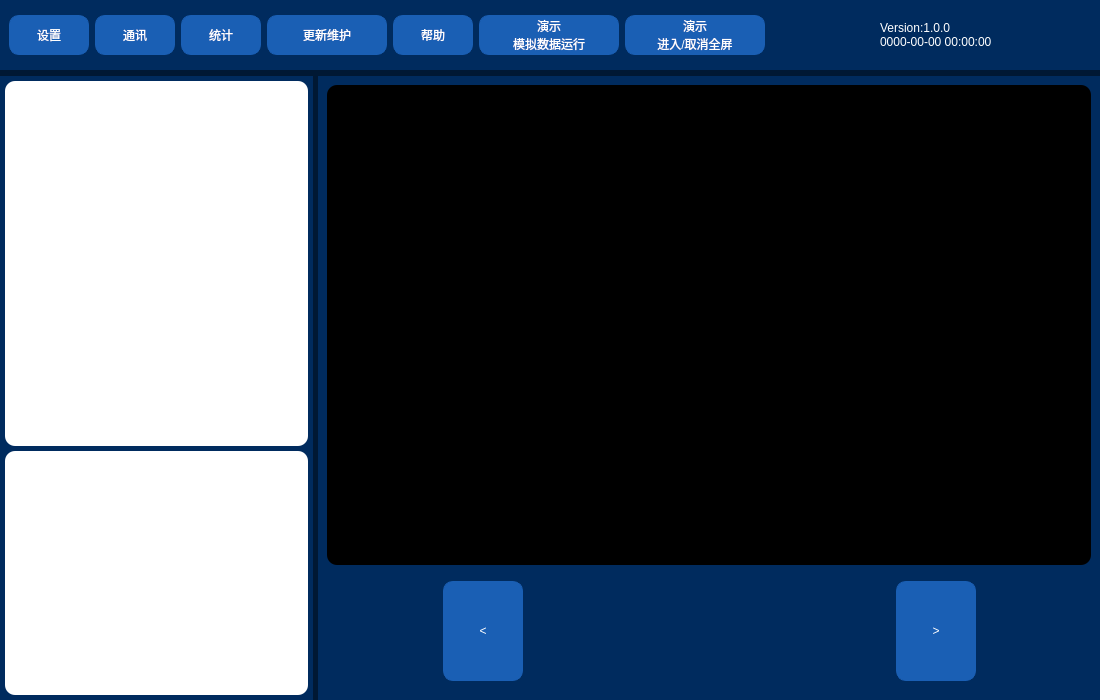
The window that dialog.ui (Zyun-Eureka/industrial_PJ) describes before a commit, drawn with Qt 5.
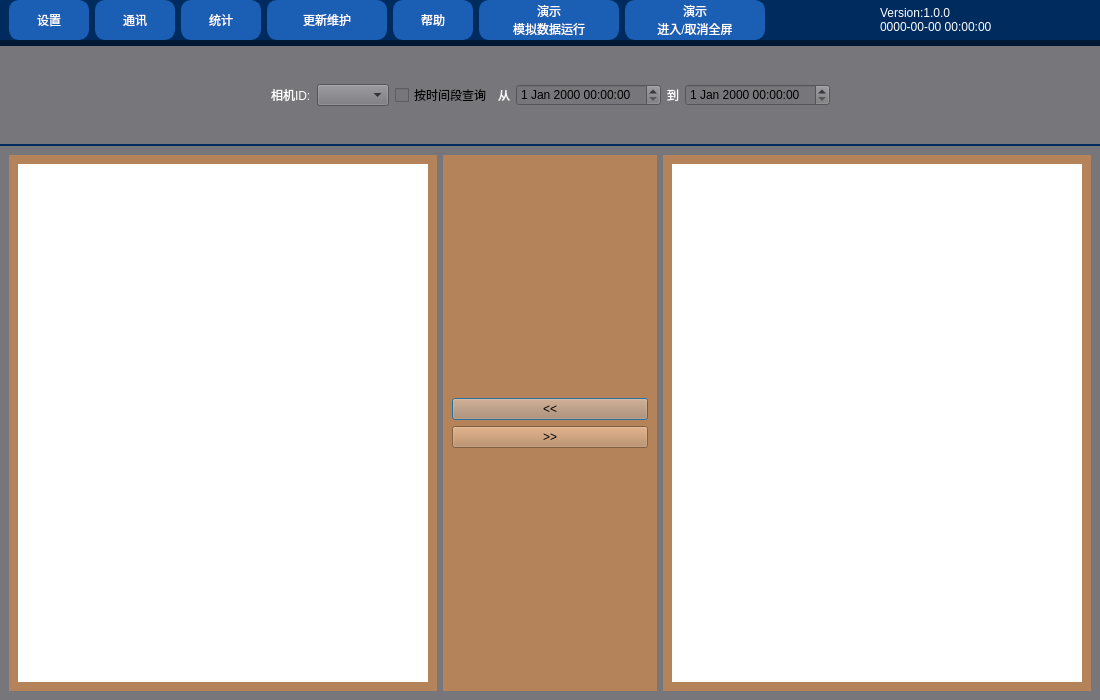
The same window after the commit. The open tabs and pages were chosen to show the change. Icons and pictures are not drawn.

```diff
--- a/dialog.ui
+++ b/dialog.ui
@@ -36,10 +36,7 @@
 font: 700 14pt &quot;Microsoft YaHei&quot;;
 }</string>
   </property>
-  <layout class="QVBoxLayout" name="verticalLayout" stretch="1,0">
-   <property name="spacing">
-    <number>6</number>
-   </property>
+  <layout class="QGridLayout" name="gridLayout_5">
    <property name="leftMargin">
     <number>0</number>
    </property>
@@ -52,355 +49,7 @@
    <property name="bottomMargin">
     <number>0</number>
    </property>
-   <item>
-    <widget class="QFrame" name="top">
-     <property name="maximumSize">
-      <size>
-       <width>16777215</width>
-       <height>70</height>
-      </size>
-     </property>
-     <property name="styleSheet">
-      <string notr="true"/>
-     </property>
-     <property name="frameShape">
-      <enum>QFrame::StyledPanel</enum>
-     </property>
-     <property name="frameShadow">
-      <enum>QFrame::Raised</enum>
-     </property>
-     <layout class="QHBoxLayout" name="horizontalLayout" stretch="6,4">
-      <property name="spacing">
-       <number>0</number>
-      </property>
-      <property name="leftMargin">
-       <number>0</number>
-      </property>
-      <property name="topMargin">
-       <number>0</number>
-      </property>
-      <property name="rightMargin">
-       <number>0</number>
-      </property>
-      <property name="bottomMargin">
-       <number>0</number>
-      </property>
-      <item>
-       <widget class="QFrame" name="button_area">
-        <property name="styleSheet">
-         <string notr="true">QPushButton{
-border:1px solid;
-border-radius:10px;
-border-color:rgb(26, 95, 180);
-background-color: rgb(26, 95, 180);
-color: rgb(255, 255, 255);
-}
-QPushButton::hover{
-border:3px solid;
-border-color:rgb(0, 30, 110);
-}
-</string>
-        </property>
-        <property name="frameShape">
-         <enum>QFrame::StyledPanel</enum>
-        </property>
-        <property name="frameShadow">
-         <enum>QFrame::Raised</enum>
-        </property>
-        <layout class="QHBoxLayout" name="horizontalLayout_3">
-         <property name="topMargin">
-          <number>0</number>
-         </property>
-         <property name="bottomMargin">
-          <number>0</number>
-         </property>
-         <item>
-          <widget class="QPushButton" name="setting_bt">
-           <property name="minimumSize">
-            <size>
-             <width>80</width>
-             <height>40</height>
-            </size>
-           </property>
-           <property name="maximumSize">
-            <size>
-             <width>80</width>
-             <height>40</height>
-            </size>
-           </property>
-           <property name="styleSheet">
-            <string notr="true"/>
-           </property>
-           <property name="text">
-            <string>设置</string>
-           </property>
-           <property name="checkable">
-            <bool>true</bool>
-           </property>
-          </widget>
-         </item>
-         <item>
-          <widget class="QPushButton" name="pushButton_2">
-           <property name="minimumSize">
-            <size>
-             <width>80</width>
-             <height>40</height>
-            </size>
-           </property>
-           <property name="maximumSize">
-            <size>
-             <width>80</width>
-             <height>40</height>
-            </size>
-           </property>
-           <property name="styleSheet">
-            <string notr="true"/>
-           </property>
-           <property name="text">
-            <string>通讯</string>
-           </property>
-           <property name="checkable">
-            <bool>true</bool>
-           </property>
-          </widget>
-         </item>
-         <item>
-          <widget class="QPushButton" name="pushButton_3">
-           <property name="minimumSize">
-            <size>
-             <width>80</width>
-             <height>40</height>
-            </size>
-           </property>
-           <property name="maximumSize">
-            <size>
-             <width>80</width>
-             <height>40</height>
-            </size>
-           </property>
-           <property name="styleSheet">
-            <string notr="true"/>
-           </property>
-           <property name="text">
-            <string>统计</string>
-           </property>
-           <property name="checkable">
-            <bool>true</bool>
-           </property>
-          </widget>
-         </item>
-         <item>
-          <widget class="QPushButton" name="update_bt">
-           <property name="minimumSize">
-            <size>
-             <width>120</width>
-             <height>40</height>
-            </size>
-           </property>
-           <property name="maximumSize">
-            <size>
-             <width>120</width>
-             <height>40</height>
-            </size>
-           </property>
-           <property name="styleSheet">
-            <string notr="true"/>
-           </property>
-           <property name="text">
-            <string>更新维护</string>
-           </property>
-           <property name="checkable">
-            <bool>true</bool>
-           </property>
-          </widget>
-         </item>
-         <item>
-          <widget class="QPushButton" name="pushButton_5">
-           <property name="minimumSize">
-            <size>
-             <width>80</width>
-             <height>40</height>
-            </size>
-           </property>
-           <property name="maximumSize">
-            <size>
-             <width>80</width>
-             <height>40</height>
-            </size>
-           </property>
-           <property name="styleSheet">
-            <string notr="true"/>
-           </property>
-           <property name="text">
-            <string>帮助</string>
-           </property>
-           <property name="checkable">
-            <bool>true</bool>
-           </property>
-          </widget>
-         </item>
-         <item>
-          <widget class="QPushButton" name="pushButton">
-           <property name="enabled">
-            <bool>false</bool>
-           </property>
-           <property name="minimumSize">
-            <size>
-             <width>140</width>
-             <height>40</height>
-            </size>
-           </property>
-           <property name="text">
-            <string>演示
-模拟数据运行</string>
-           </property>
-          </widget>
-         </item>
-         <item>
-          <widget class="QPushButton" name="full">
-           <property name="minimumSize">
-            <size>
-             <width>140</width>
-             <height>40</height>
-            </size>
-           </property>
-           <property name="styleSheet">
-            <string notr="true"/>
-           </property>
-           <property name="text">
-            <string>演示
-进入/取消全屏</string>
-           </property>
-           <property name="checkable">
-            <bool>true</bool>
-           </property>
-          </widget>
-         </item>
-         <item>
-          <spacer name="horizontalSpacer">
-           <property name="orientation">
-            <enum>Qt::Horizontal</enum>
-           </property>
-           <property name="sizeHint" stdset="0">
-            <size>
-             <width>40</width>
-             <height>20</height>
-            </size>
-           </property>
-          </spacer>
-         </item>
-        </layout>
-       </widget>
-      </item>
-      <item>
-       <widget class="QFrame" name="frame_4">
-        <property name="styleSheet">
-         <string notr="true"/>
-        </property>
-        <property name="frameShape">
-         <enum>QFrame::StyledPanel</enum>
-        </property>
-        <property name="frameShadow">
-         <enum>QFrame::Raised</enum>
-        </property>
-        <layout class="QGridLayout" name="gridLayout_4">
-         <property name="leftMargin">
-          <number>0</number>
-         </property>
-         <property name="topMargin">
-          <number>0</number>
-         </property>
-         <property name="rightMargin">
-          <number>0</number>
-         </property>
-         <property name="bottomMargin">
-          <number>0</number>
-         </property>
-         <property name="spacing">
-          <number>0</number>
-         </property>
-         <item row="0" column="0">
-          <layout class="QHBoxLayout" name="horizontalLayout_4">
-           <property name="spacing">
-            <number>10</number>
-           </property>
-           <item>
-            <spacer name="horizontalSpacer_2">
-             <property name="orientation">
-              <enum>Qt::Horizontal</enum>
-             </property>
-             <property name="sizeHint" stdset="0">
-              <size>
-               <width>40</width>
-               <height>20</height>
-              </size>
-             </property>
-            </spacer>
-           </item>
-           <item>
-            <widget class="QLabel" name="label_2">
-             <property name="minimumSize">
-              <size>
-               <width>45</width>
-               <height>0</height>
-              </size>
-             </property>
-             <property name="maximumSize">
-              <size>
-               <width>45</width>
-               <height>45</height>
-              </size>
-             </property>
-             <property name="styleSheet">
-              <string notr="true">image: url(:/SVG/network-on.svg);</string>
-             </property>
-             <property name="text">
-              <string/>
-             </property>
-            </widget>
-           </item>
-           <item>
-            <layout class="QVBoxLayout" name="verticalLayout_3">
-             <property name="spacing">
-              <number>0</number>
-             </property>
-             <item>
-              <widget class="QLabel" name="label">
-               <property name="text">
-                <string>Version:1.0.0</string>
-               </property>
-               <property name="alignment">
-                <set>Qt::AlignBottom|Qt::AlignLeading|Qt::AlignLeft</set>
-               </property>
-              </widget>
-             </item>
-             <item>
-              <widget class="QLabel" name="Date">
-               <property name="minimumSize">
-                <size>
-                 <width>220</width>
-                 <height>0</height>
-                </size>
-               </property>
-               <property name="text">
-                <string>0000-00-00 00:00:00</string>
-               </property>
-               <property name="alignment">
-                <set>Qt::AlignLeading|Qt::AlignLeft|Qt::AlignTop</set>
-               </property>
-              </widget>
-             </item>
-            </layout>
-           </item>
-          </layout>
-         </item>
-        </layout>
-       </widget>
-      </item>
-     </layout>
-    </widget>
-   </item>
-   <item>
+   <item row="1" column="0">
     <widget class="QStackedWidget" name="main_area">
      <property name="styleSheet">
       <string notr="true">#main_area{
@@ -809,7 +458,7 @@
 	background-color: rgba(191, 64, 64, 0);
 }</string>
       </property>
-      <layout class="QHBoxLayout" name="horizontalLayout_8" stretch="6,15">
+      <layout class="QHBoxLayout" name="horizontalLayout_8" stretch="6">
        <property name="spacing">
         <number>5</number>
        </property>
@@ -829,7 +478,7 @@
         <widget class="QFrame" name="frame">
          <property name="maximumSize">
           <size>
-           <width>400</width>
+           <width>16777215</width>
            <height>16777215</height>
           </size>
          </property>
@@ -842,190 +491,34 @@
          <property name="frameShadow">
           <enum>QFrame::Raised</enum>
          </property>
-         <layout class="QVBoxLayout" name="verticalLayout_5" stretch="6,4">
+         <layout class="QVBoxLayout" name="verticalLayout" stretch="3,17">
           <property name="spacing">
-           <number>5</number>
+           <number>2</number>
           </property>
           <property name="leftMargin">
-           <number>5</number>
+           <number>0</number>
           </property>
           <property name="topMargin">
-           <number>5</number>
+           <number>0</number>
           </property>
           <property name="rightMargin">
-           <number>5</number>
+           <number>0</number>
           </property>
           <property name="bottomMargin">
-           <number>5</number>
+           <number>0</number>
           </property>
           <item>
-           <widget class="QTreeView" name="up_tree">
+           <widget class="QFrame" name="frame_2">
             <property name="styleSheet">
-             <string notr="true">background-color: rgb(255, 255, 255);
-border:0px solid;
-border-radius:10px ;</string>
+             <string notr="true">background-color: rgb(119, 118, 123);</string>
             </property>
-           </widget>
-          </item>
-          <item>
-           <widget class="QListView" name="up_list">
-            <property name="styleSheet">
-             <string notr="true">background-color: rgb(255, 255, 255);
-border:0px solid;
-border-radius:10px ;</string>
-            </property>
-           </widget>
-          </item>
-         </layout>
-        </widget>
-       </item>
-       <item>
-        <widget class="QFrame" name="update_main">
-         <property name="frameShape">
-          <enum>QFrame::StyledPanel</enum>
-         </property>
-         <property name="frameShadow">
-          <enum>QFrame::Raised</enum>
-         </property>
-         <layout class="QVBoxLayout" name="verticalLayout_6" stretch="8,2">
-          <item>
-           <widget class="QFrame" name="up_img">
-            <property name="styleSheet">
-             <string notr="true">background-color: rgb(0, 0, 0);
-border:0px solid;
-border-radius:10px ;</string>
-            </property>
             <property name="frameShape">
              <enum>QFrame::StyledPanel</enum>
             </property>
             <property name="frameShadow">
              <enum>QFrame::Raised</enum>
             </property>
-           </widget>
-          </item>
-          <item>
-           <widget class="QFrame" name="up_bta">
-            <property name="maximumSize">
-             <size>
-              <width>16777215</width>
-              <height>200</height>
-             </size>
-            </property>
-            <property name="styleSheet">
-             <string notr="true">QPushButton{
-border:1px solid;
-border-radius:10px;
-border-color:rgb(26, 95, 180);
-background-color: rgb(26, 95, 180);
-color: rgb(255, 255, 255);
-}
-QPushButton::hover{
-border:3px solid;
-border-color:rgb(0, 30, 110);
-}
-</string>
-            </property>
-            <property name="frameShape">
-             <enum>QFrame::StyledPanel</enum>
-            </property>
-            <property name="frameShadow">
-             <enum>QFrame::Raised</enum>
-            </property>
-            <layout class="QHBoxLayout" name="horizontalLayout_9">
-             <property name="spacing">
-              <number>4</number>
-             </property>
-             <property name="leftMargin">
-              <number>0</number>
-             </property>
-             <property name="topMargin">
-              <number>10</number>
-             </property>
-             <property name="rightMargin">
-              <number>0</number>
-             </property>
-             <property name="bottomMargin">
-              <number>10</number>
-             </property>
-             <item>
-              <spacer name="horizontalSpacer_6">
-               <property name="orientation">
-                <enum>Qt::Horizontal</enum>
-               </property>
-               <property name="sizeHint" stdset="0">
-                <size>
-                 <width>40</width>
-                 <height>20</height>
-                </size>
-               </property>
-              </spacer>
-             </item>
-             <item>
-              <widget class="QPushButton" name="up">
-               <property name="minimumSize">
-                <size>
-                 <width>80</width>
-                 <height>100</height>
-                </size>
-               </property>
-               <property name="maximumSize">
-                <size>
-                 <width>16777215</width>
-                 <height>200</height>
-                </size>
-               </property>
-               <property name="text">
-                <string>&lt;</string>
-               </property>
-              </widget>
-             </item>
-             <item>
-              <widget class="QWidget" name="up_ok_area" native="true">
-               <property name="minimumSize">
-                <size>
-                 <width>181</width>
-                 <height>0</height>
-                </size>
-               </property>
-               <property name="styleSheet">
-                <string notr="true">border:0px solid;
-border-radius:10px ;</string>
-               </property>
-              </widget>
-             </item>
-             <item>
-              <widget class="QWidget" name="up_ng_area" native="true">
-               <property name="minimumSize">
-                <size>
-                 <width>180</width>
-                 <height>0</height>
-                </size>
-               </property>
-               <property name="styleSheet">
-                <string notr="true">border:0px solid;
-border-radius:10px ;</string>
-               </property>
-              </widget>
-             </item>
-             <item>
-              <widget class="QPushButton" name="next">
-               <property name="minimumSize">
-                <size>
-                 <width>80</width>
-                 <height>100</height>
-                </size>
-               </property>
-               <property name="maximumSize">
-                <size>
-                 <width>16777215</width>
-                 <height>200</height>
-                </size>
-               </property>
-               <property name="text">
-                <string>&gt;</string>
-               </property>
-              </widget>
-             </item>
+            <layout class="QHBoxLayout" name="horizontalLayout_10">
              <item>
               <spacer name="horizontalSpacer_5">
                <property name="orientation">
@@ -1039,6 +532,196 @@
                </property>
               </spacer>
              </item>
+             <item>
+              <widget class="QLabel" name="label_4">
+               <property name="text">
+                <string>相机ID:</string>
+               </property>
+              </widget>
+             </item>
+             <item>
+              <widget class="QComboBox" name="up_camBox"/>
+             </item>
+             <item>
+              <widget class="QCheckBox" name="up_DateQ">
+               <property name="text">
+                <string>按时间段查询</string>
+               </property>
+              </widget>
+             </item>
+             <item>
+              <widget class="QLabel" name="label_5">
+               <property name="text">
+                <string>从</string>
+               </property>
+              </widget>
+             </item>
+             <item>
+              <widget class="QDateTimeEdit" name="up_startDate"/>
+             </item>
+             <item>
+              <widget class="QLabel" name="label_6">
+               <property name="text">
+                <string>到</string>
+               </property>
+              </widget>
+             </item>
+             <item>
+              <widget class="QDateTimeEdit" name="up_endDate"/>
+             </item>
+             <item>
+              <spacer name="horizontalSpacer_6">
+               <property name="orientation">
+                <enum>Qt::Horizontal</enum>
+               </property>
+               <property name="sizeHint" stdset="0">
+                <size>
+                 <width>40</width>
+                 <height>20</height>
+                </size>
+               </property>
+              </spacer>
+             </item>
+            </layout>
+           </widget>
+          </item>
+          <item>
+           <widget class="QFrame" name="frame_3">
+            <property name="styleSheet">
+             <string notr="true">background-color: rgb(119, 118, 123);</string>
+            </property>
+            <property name="frameShape">
+             <enum>QFrame::StyledPanel</enum>
+            </property>
+            <property name="frameShadow">
+             <enum>QFrame::Raised</enum>
+            </property>
+            <layout class="QHBoxLayout" name="horizontalLayout_9" stretch="4,2,4">
+             <item>
+              <widget class="QFrame" name="frame_5">
+               <property name="styleSheet">
+                <string notr="true">background-color: rgb(181, 131, 90);</string>
+               </property>
+               <property name="frameShape">
+                <enum>QFrame::StyledPanel</enum>
+               </property>
+               <property name="frameShadow">
+                <enum>QFrame::Raised</enum>
+               </property>
+               <layout class="QGridLayout" name="gridLayout_7">
+                <item row="0" column="0">
+                 <widget class="QScrollArea" name="ok_scroll">
+                  <property name="styleSheet">
+                   <string notr="true">background-color: rgb(255, 255, 255);</string>
+                  </property>
+                  <property name="widgetResizable">
+                   <bool>true</bool>
+                  </property>
+                  <widget class="QWidget" name="up_oklist">
+                   <property name="geometry">
+                    <rect>
+                     <x>0</x>
+                     <y>0</y>
+                     <width>410</width>
+                     <height>501</height>
+                    </rect>
+                   </property>
+                  </widget>
+                 </widget>
+                </item>
+               </layout>
+              </widget>
+             </item>
+             <item>
+              <widget class="QFrame" name="frame_7">
+               <property name="styleSheet">
+                <string notr="true">background-color: rgb(181, 131, 90);</string>
+               </property>
+               <property name="frameShape">
+                <enum>QFrame::StyledPanel</enum>
+               </property>
+               <property name="frameShadow">
+                <enum>QFrame::Raised</enum>
+               </property>
+               <layout class="QVBoxLayout" name="verticalLayout_5">
+                <item>
+                 <spacer name="verticalSpacer">
+                  <property name="orientation">
+                   <enum>Qt::Vertical</enum>
+                  </property>
+                  <property name="sizeHint" stdset="0">
+                   <size>
+                    <width>20</width>
+                    <height>40</height>
+                   </size>
+                  </property>
+                 </spacer>
+                </item>
+                <item>
+                 <widget class="QPushButton" name="up_img_tol">
+                  <property name="text">
+                   <string>&lt;&lt;</string>
+                  </property>
+                 </widget>
+                </item>
+                <item>
+                 <widget class="QPushButton" name="up_img_tor">
+                  <property name="text">
+                   <string>&gt;&gt;</string>
+                  </property>
+                 </widget>
+                </item>
+                <item>
+                 <spacer name="verticalSpacer_2">
+                  <property name="orientation">
+                   <enum>Qt::Vertical</enum>
+                  </property>
+                  <property name="sizeHint" stdset="0">
+                   <size>
+                    <width>20</width>
+                    <height>40</height>
+                   </size>
+                  </property>
+                 </spacer>
+                </item>
+               </layout>
+              </widget>
+             </item>
+             <item>
+              <widget class="QFrame" name="frame_6">
+               <property name="styleSheet">
+                <string notr="true">background-color: rgb(181, 131, 90);</string>
+               </property>
+               <property name="frameShape">
+                <enum>QFrame::StyledPanel</enum>
+               </property>
+               <property name="frameShadow">
+                <enum>QFrame::Raised</enum>
+               </property>
+               <layout class="QGridLayout" name="gridLayout_6">
+                <item row="0" column="0">
+                 <widget class="QScrollArea" name="ng_scroll">
+                  <property name="styleSheet">
+                   <string notr="true">background-color: rgb(255, 255, 255);</string>
+                  </property>
+                  <property name="widgetResizable">
+                   <bool>true</bool>
+                  </property>
+                  <widget class="QWidget" name="up_nglist">
+                   <property name="geometry">
+                    <rect>
+                     <x>0</x>
+                     <y>0</y>
+                     <width>410</width>
+                     <height>501</height>
+                    </rect>
+                   </property>
+                  </widget>
+                 </widget>
+                </item>
+               </layout>
+              </widget>
+             </item>
             </layout>
            </widget>
           </item>
@@ -1049,6 +732,354 @@
      </widget>
     </widget>
    </item>
+   <item row="0" column="0">
+    <widget class="QFrame" name="top">
+     <property name="maximumSize">
+      <size>
+       <width>16777215</width>
+       <height>70</height>
+      </size>
+     </property>
+     <property name="styleSheet">
+      <string notr="true"/>
+     </property>
+     <property name="frameShape">
+      <enum>QFrame::StyledPanel</enum>
+     </property>
+     <property name="frameShadow">
+      <enum>QFrame::Raised</enum>
+     </property>
+     <layout class="QHBoxLayout" name="horizontalLayout" stretch="6,4">
+      <property name="spacing">
+       <number>0</number>
+      </property>
+      <property name="leftMargin">
+       <number>0</number>
+      </property>
+      <property name="topMargin">
+       <number>0</number>
+      </property>
+      <property name="rightMargin">
+       <number>0</number>
+      </property>
+      <property name="bottomMargin">
+       <number>0</number>
+      </property>
+      <item>
+       <widget class="QFrame" name="button_area">
+        <property name="styleSheet">
+         <string notr="true">QPushButton{
+border:1px solid;
+border-radius:10px;
+border-color:rgb(26, 95, 180);
+background-color: rgb(26, 95, 180);
+color: rgb(255, 255, 255);
+}
+QPushButton::hover{
+border:3px solid;
+border-color:rgb(0, 30, 110);
+}
+</string>
+        </property>
+        <property name="frameShape">
+         <enum>QFrame::StyledPanel</enum>
+        </property>
+        <property name="frameShadow">
+         <enum>QFrame::Raised</enum>
+        </property>
+        <layout class="QHBoxLayout" name="horizontalLayout_3">
+         <property name="topMargin">
+          <number>0</number>
+         </property>
+         <property name="bottomMargin">
+          <number>0</number>
+         </property>
+         <item>
+          <widget class="QPushButton" name="setting_bt">
+           <property name="minimumSize">
+            <size>
+             <width>80</width>
+             <height>40</height>
+            </size>
+           </property>
+           <property name="maximumSize">
+            <size>
+             <width>80</width>
+             <height>40</height>
+            </size>
+           </property>
+           <property name="styleSheet">
+            <string notr="true"/>
+           </property>
+           <property name="text">
+            <string>设置</string>
+           </property>
+           <property name="checkable">
+            <bool>true</bool>
+           </property>
+          </widget>
+         </item>
+         <item>
+          <widget class="QPushButton" name="pushButton_2">
+           <property name="minimumSize">
+            <size>
+             <width>80</width>
+             <height>40</height>
+            </size>
+           </property>
+           <property name="maximumSize">
+            <size>
+             <width>80</width>
+             <height>40</height>
+            </size>
+           </property>
+           <property name="styleSheet">
+            <string notr="true"/>
+           </property>
+           <property name="text">
+            <string>通讯</string>
+           </property>
+           <property name="checkable">
+            <bool>true</bool>
+           </property>
+          </widget>
+         </item>
+         <item>
+          <widget class="QPushButton" name="pushButton_3">
+           <property name="minimumSize">
+            <size>
+             <width>80</width>
+             <height>40</height>
+            </size>
+           </property>
+           <property name="maximumSize">
+            <size>
+             <width>80</width>
+             <height>40</height>
+            </size>
+           </property>
+           <property name="styleSheet">
+            <string notr="true"/>
+           </property>
+           <property name="text">
+            <string>统计</string>
+           </property>
+           <property name="checkable">
+            <bool>true</bool>
+           </property>
+          </widget>
+         </item>
+         <item>
+          <widget class="QPushButton" name="update_bt">
+           <property name="minimumSize">
+            <size>
+             <width>120</width>
+             <height>40</height>
+            </size>
+           </property>
+           <property name="maximumSize">
+            <size>
+             <width>120</width>
+             <height>40</height>
+            </size>
+           </property>
+           <property name="styleSheet">
+            <string notr="true"/>
+           </property>
+           <property name="text">
+            <string>更新维护</string>
+           </property>
+           <property name="checkable">
+            <bool>true</bool>
+           </property>
+          </widget>
+         </item>
+         <item>
+          <widget class="QPushButton" name="pushButton_5">
+           <property name="minimumSize">
+            <size>
+             <width>80</width>
+             <height>40</height>
+            </size>
+           </property>
+           <property name="maximumSize">
+            <size>
+             <width>80</width>
+             <height>40</height>
+            </size>
+           </property>
+           <property name="styleSheet">
+            <string notr="true"/>
+           </property>
+           <property name="text">
+            <string>帮助</string>
+           </property>
+           <property name="checkable">
+            <bool>true</bool>
+           </property>
+          </widget>
+         </item>
+         <item>
+          <widget class="QPushButton" name="pushButton">
+           <property name="enabled">
+            <bool>false</bool>
+           </property>
+           <property name="minimumSize">
+            <size>
+             <width>140</width>
+             <height>40</height>
+            </size>
+           </property>
+           <property name="text">
+            <string>演示
+模拟数据运行</string>
+           </property>
+          </widget>
+         </item>
+         <item>
+          <widget class="QPushButton" name="full">
+           <property name="minimumSize">
+            <size>
+             <width>140</width>
+             <height>40</height>
+            </size>
+           </property>
+           <property name="styleSheet">
+            <string notr="true"/>
+           </property>
+           <property name="text">
+            <string>演示
+进入/取消全屏</string>
+           </property>
+           <property name="checkable">
+            <bool>true</bool>
+           </property>
+          </widget>
+         </item>
+         <item>
+          <spacer name="horizontalSpacer">
+           <property name="orientation">
+            <enum>Qt::Horizontal</enum>
+           </property>
+           <property name="sizeHint" stdset="0">
+            <size>
+             <width>40</width>
+             <height>20</height>
+            </size>
+           </property>
+          </spacer>
+         </item>
+        </layout>
+       </widget>
+      </item>
+      <item>
+       <widget class="QFrame" name="frame_4">
+        <property name="styleSheet">
+         <string notr="true"/>
+        </property>
+        <property name="frameShape">
+         <enum>QFrame::StyledPanel</enum>
+        </property>
+        <property name="frameShadow">
+         <enum>QFrame::Raised</enum>
+        </property>
+        <layout class="QGridLayout" name="gridLayout_4">
+         <property name="leftMargin">
+          <number>0</number>
+         </property>
+         <property name="topMargin">
+          <number>0</number>
+         </property>
+         <property name="rightMargin">
+          <number>0</number>
+         </property>
+         <property name="bottomMargin">
+          <number>0</number>
+         </property>
+         <property name="spacing">
+          <number>0</number>
+         </property>
+         <item row="0" column="0">
+          <layout class="QHBoxLayout" name="horizontalLayout_4">
+           <property name="spacing">
+            <number>10</number>
+           </property>
+           <item>
+            <spacer name="horizontalSpacer_2">
+             <property name="orientation">
+              <enum>Qt::Horizontal</enum>
+             </property>
+             <property name="sizeHint" stdset="0">
+              <size>
+               <width>40</width>
+               <height>20</height>
+              </size>
+             </property>
+            </spacer>
+           </item>
+           <item>
+            <widget class="QLabel" name="label_2">
+             <property name="minimumSize">
+              <size>
+               <width>45</width>
+               <height>0</height>
+              </size>
+             </property>
+             <property name="maximumSize">
+              <size>
+               <width>45</width>
+               <height>45</height>
+              </size>
+             </property>
+             <property name="styleSheet">
+              <string notr="true">image: url(:/SVG/network-on.svg);</string>
+             </property>
+             <property name="text">
+              <string/>
+             </property>
+            </widget>
+           </item>
+           <item>
+            <layout class="QVBoxLayout" name="verticalLayout_3">
+             <property name="spacing">
+              <number>0</number>
+             </property>
+             <item>
+              <widget class="QLabel" name="label">
+               <property name="text">
+                <string>Version:1.0.0</string>
+               </property>
+               <property name="alignment">
+                <set>Qt::AlignBottom|Qt::AlignLeading|Qt::AlignLeft</set>
+               </property>
+              </widget>
+             </item>
+             <item>
+              <widget class="QLabel" name="Date">
+               <property name="minimumSize">
+                <size>
+                 <width>220</width>
+                 <height>0</height>
+                </size>
+               </property>
+               <property name="text">
+                <string>0000-00-00 00:00:00</string>
+               </property>
+               <property name="alignment">
+                <set>Qt::AlignLeading|Qt::AlignLeft|Qt::AlignTop</set>
+               </property>
+              </widget>
+             </item>
+            </layout>
+           </item>
+          </layout>
+         </item>
+        </layout>
+       </widget>
+      </item>
+     </layout>
+    </widget>
+   </item>
   </layout>
  </widget>
  <resources/>
```
